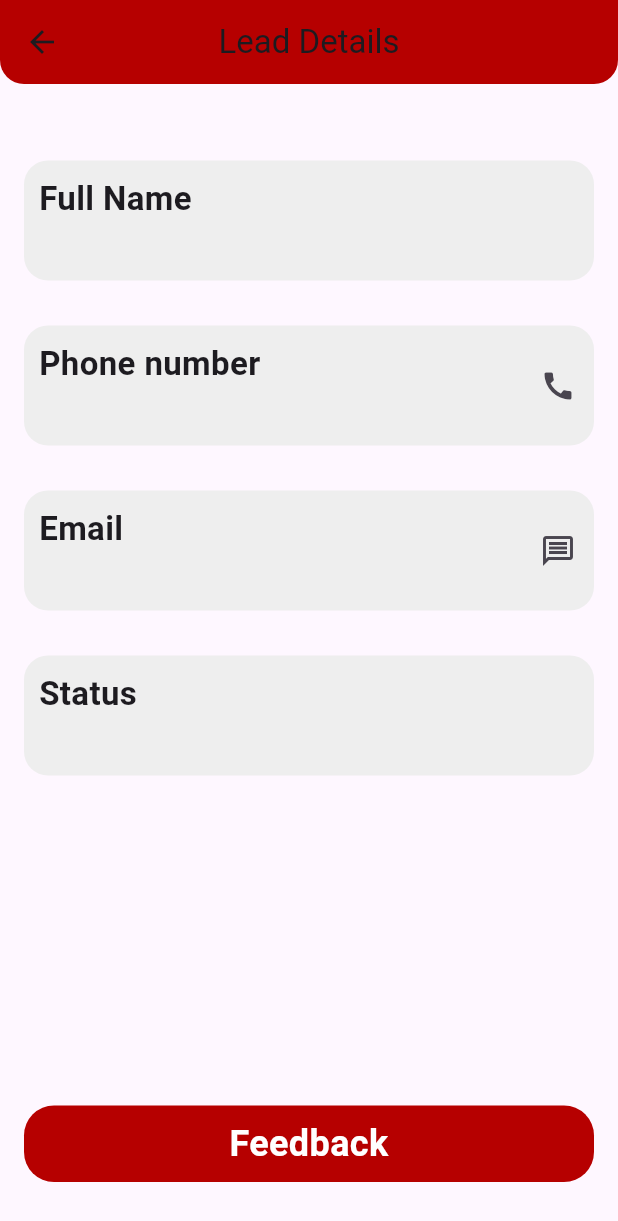
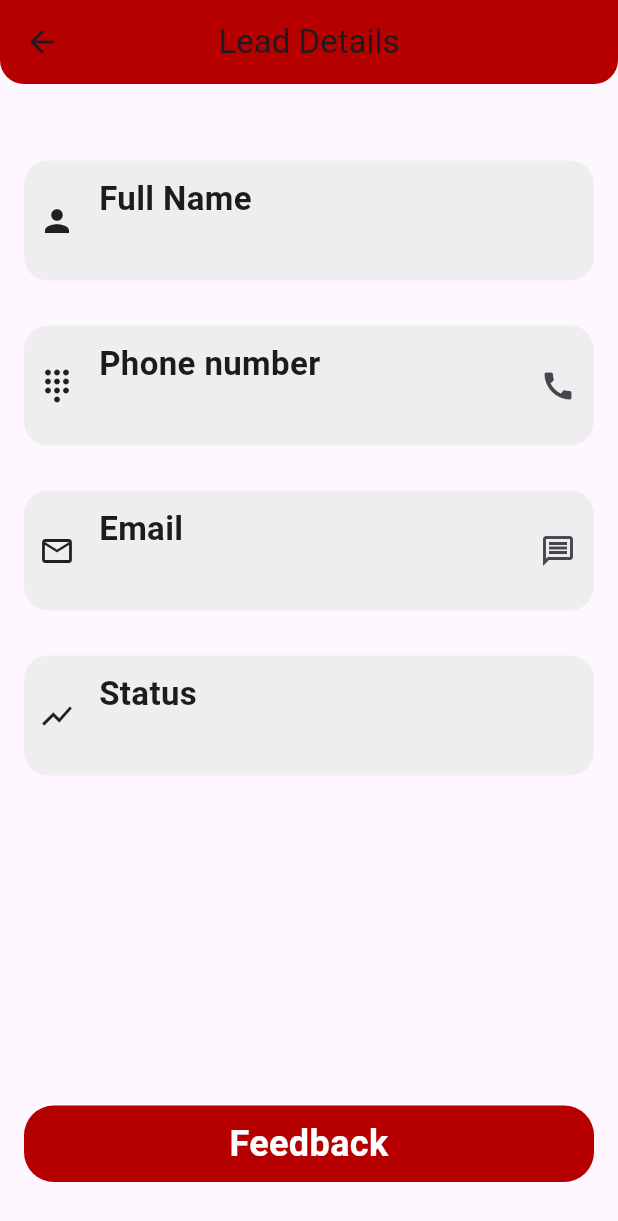
Before and after one commit to Abdelrahman-Zakria/leads_management, a Flutter app: the LeadDetails screen opened directly with empty values, on a phone screen of 412 x 824 dp. Shown: the top 1221 px of the screen. Run offline on Flutter 3.47's test engine with Material 3 defaults, Android fonts, the phone set to English and light mode, and no system bars; our stand-ins replace get.

Commit message:
Latest Updates

```diff
--- a/lib/view/lead_details.dart
+++ b/lib/view/lead_details.dart
@@ -24,11 +24,11 @@ class LeadDetails extends StatelessWidget {
         child: Column(
           children: [
             SizedBox(height: 20,),
-            _buildInfoBox(size, "Full Name", data!['name']),
+            _buildInfoBox(size, "Full Name", data!['name'],Icons.person),
             Stack(
               alignment: Alignment.centerRight,
               children: [
-                _buildInfoBox(size, "Phone number", data!['phone']),
+                _buildInfoBox(size, "Phone number", data!['phone'],Icons.dialpad),
                 IconButton(onPressed: (){}, icon: Icon(Icons.call))
               ],
             ),
@@ -36,12 +36,12 @@ class LeadDetails extends StatelessWidget {
             Stack(
               alignment: Alignment.centerRight,
               children: [
-                _buildInfoBox(size, "Email", data!['email']),
+                _buildInfoBox(size, "Email", data!['email'],Icons.email_outlined),
                 IconButton(onPressed: (){}, icon: Icon(Icons.message_outlined))
               ],
             ),
 
-            _buildInfoBox(size, "Status", data!['status']),
+            _buildInfoBox(size, "Status", data!['status'],Icons.show_chart),
 
             Expanded(child: SizedBox()),
             DefaultButton(txt: "Feedback", function: (){}, bg_color: UiConfig.colorSec, txt_color: Colors.white),
@@ -52,7 +52,7 @@ class LeadDetails extends StatelessWidget {
     );
   }
 
-  Widget _buildInfoBox(Size size,title,value){
+  Widget _buildInfoBox(Size size,title,value,icon){
     return Padding(
       padding: const EdgeInsets.symmetric(vertical: 15.0),
       child: Container(
@@ -63,7 +63,12 @@ class LeadDetails extends StatelessWidget {
           color: Colors.grey[200],
           borderRadius: BorderRadius.circular(16),
         ),
-        child: Column(
+        child: Row(
+          mainAxisAlignment: MainAxisAlignment.start,
+          children: [
+            Icon(icon),
+            SizedBox(width: 16,),
+            Column(
               mainAxisAlignment: MainAxisAlignment.center,
               crossAxisAlignment: CrossAxisAlignment.start,
               children: [
@@ -72,10 +77,16 @@ class LeadDetails extends StatelessWidget {
                   fontSize: 22,
                 ),),
                 SizedBox(height: 10,),
-            Text(value,style: TextStyle(
+                Container(
+                  width: size.width/1.5,
+                  child: Text(value,style: TextStyle(
                     fontWeight: FontWeight.w400,
+                    overflow: TextOverflow.ellipsis,
                     fontSize: 20,
                   ),),
+                ),
+              ],
+            ),
           ],
         ),
       ),
```
Lines whose indentation alone changed are shown as unchanged.
